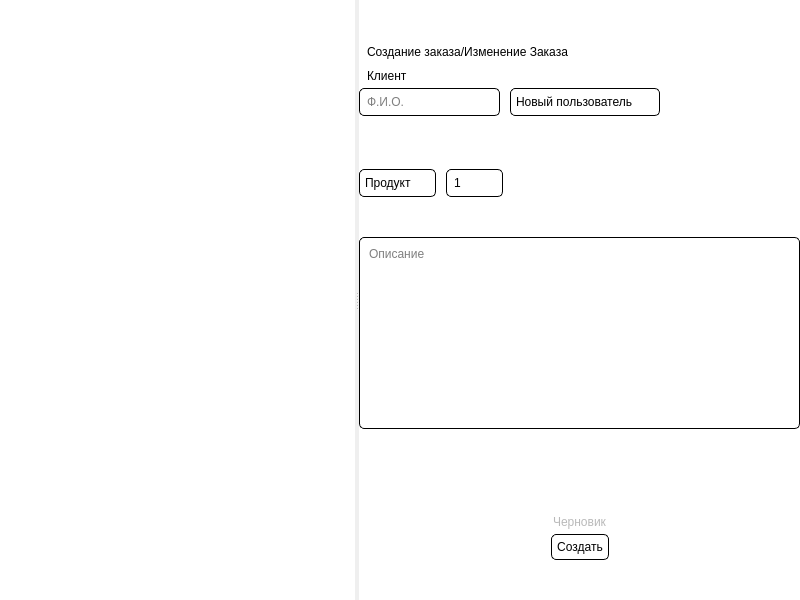
Above: commercial.ui from NoneType4Name/nto-contest before the change. Below: the same form after it.
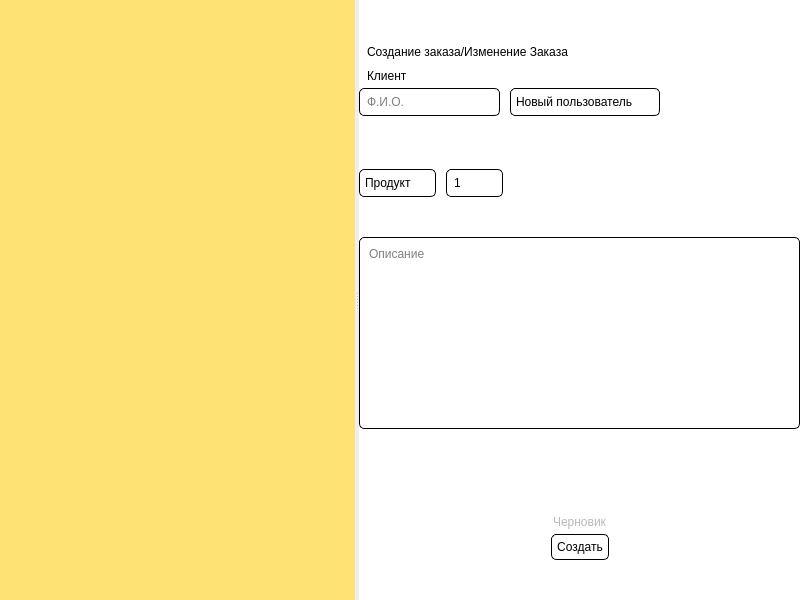
That is the form after the change.

The edit to the form file:
```diff
--- a/commercial.ui
+++ b/commercial.ui
@@ -142,7 +142,8 @@
       <property name="styleSheet">
        <string notr="true">QListWidget
 {
-  border:none;
+	border:none;
+	background-color: rgb(255, 225, 116);
 }
 
 QListWidget::item
@@ -157,7 +158,7 @@
 
 QListWidget::item:selected
 {
-  background-color: rgb(90, 54, 116);
+	background-color: rgb(255, 126, 34);
 }</string>
       </property>
       <layout class="QVBoxLayout" name="verticalLayout_3">
```
Left out of the diff: 42 changed lines with no effect on the pictures.
